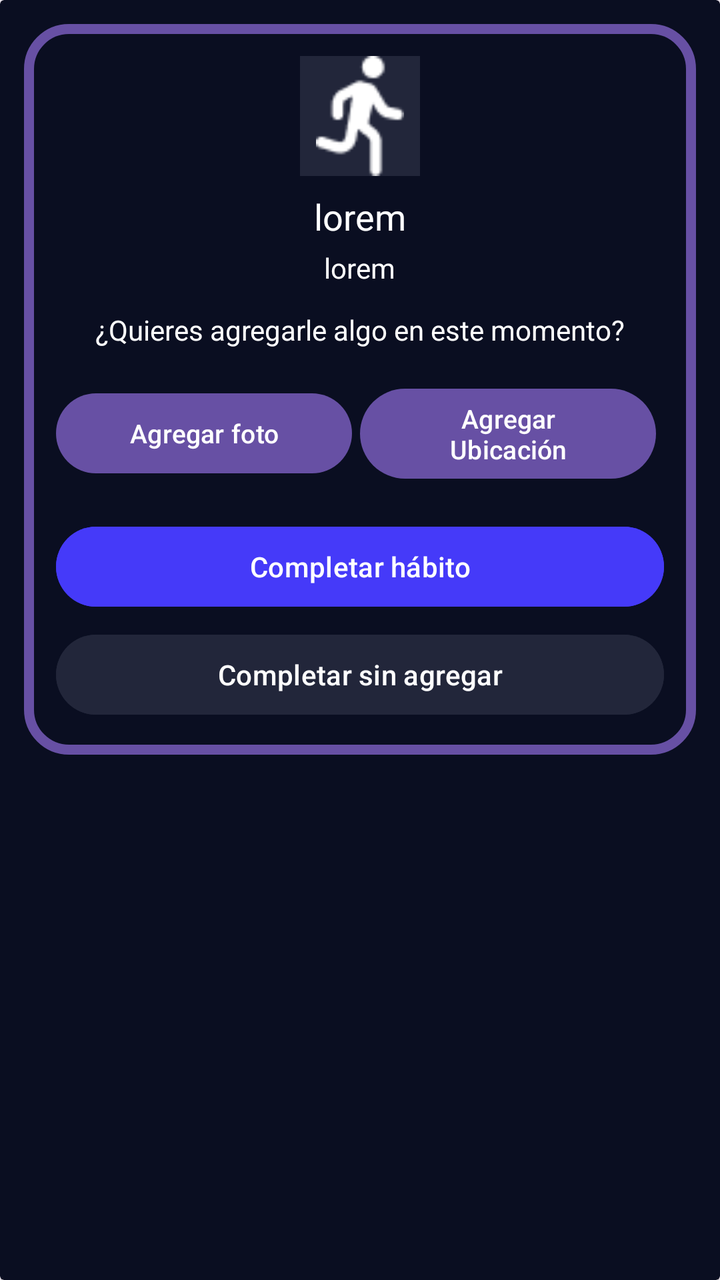
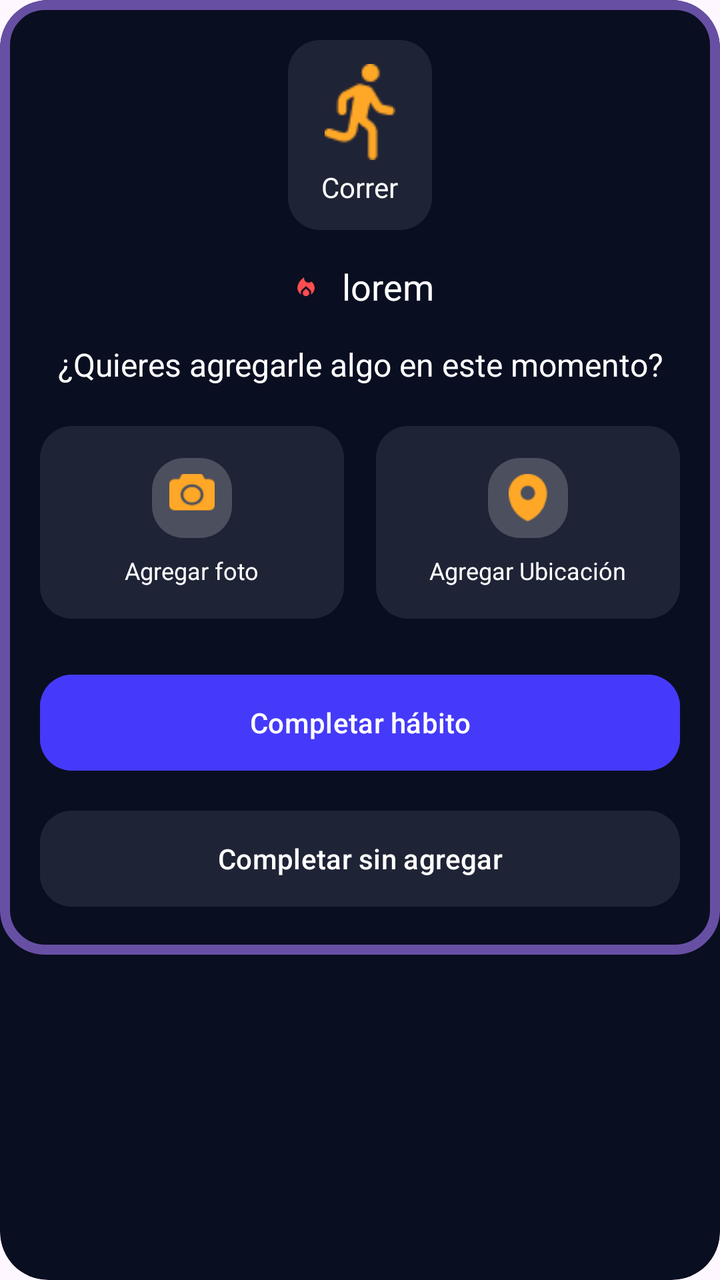

Two renders of the same Android screen: before a commit and after it. Below are the layout's source before the change and the commit's diff.
<!-- AndroidManifest.xml: application theme Theme.Consty_Group -->
<!-- res/layout/item_abito_complejo.xml -->
<androidx.cardview.widget.CardView
    xmlns:android="http://schemas.android.com/apk/res/android"
    xmlns:app="http://schemas.android.com/apk/res-auto"
    android:layout_width="match_parent"
    android:layout_height="wrap_content"
    android:layout_margin="12dp"
    android:backgroundTint="@color/backgroundColo"

    >



<LinearLayout xmlns:android="http://schemas.android.com/apk/res/android"
    android:layout_width="match_parent"
    android:layout_height="wrap_content"
    android:layout_margin="12dp"
    android:padding="16dp"
    android:orientation="vertical"
    android:background="@drawable/borde_abito"


    >

    
    <ImageView
        android:id="@+id/iconoHabito"
        android:layout_width="60dp"
        android:layout_height="60dp"
        android:layout_gravity="center"
        android:src="@drawable/icono2"

        android:background="@color/FonoDeIconoColor"/>

    
    <TextView
        android:id="@+id/txtNombre"
        android:layout_width="wrap_content"
        android:layout_height="wrap_content"
        android:text="@string/Texto_Ejemplo"
        android:textSize="18sp"
        android:textColor="@android:color/white"
        android:layout_gravity="center"
        android:layout_marginTop="8dp"/>

    
    <TextView
        android:id="@+id/txtDias"
        android:layout_width="wrap_content"
        android:layout_height="wrap_content"
        android:text="@string/Texto_Ejemplo"
        android:textColor="@android:color/white"
        android:layout_gravity="center"
        android:layout_marginTop="4dp"/>

    
    <TextView
        android:layout_width="wrap_content"
        android:layout_height="wrap_content"
        android:text="@string/quieres_agregarle_algo_en_este_momento"
        android:textColor="@android:color/white"
        android:layout_gravity="center"
        android:layout_marginTop="12dp"/>

    
    <LinearLayout
        android:layout_width="match_parent"
        android:layout_height="wrap_content"
        android:orientation="horizontal"
        android:gravity="center"
        android:layout_marginTop="12dp">

        <Button
            android:id="@+id/btnFoto"
            android:layout_width="0dp"
            android:layout_height="wrap_content"
            android:layout_weight="1"
            android:textSize="13sp"
            android:text="@string/agregar_foto"
            android:drawableStart = "@drawable/icono2"
            android:drawableTint="@color/white"/>

        <Button
            android:id="@+id/btnUbicacion"
            android:layout_width="0dp"
            android:layout_weight="1"
            android:layout_height="wrap_content"
            android:text="@string/agregar_ubicaci_n"
            android:textSize="13sp"
            android:drawableStart = "@drawable/icono1"
            android:drawableTint="@color/white"
            android:layout_margin="4dp"
           />
    </LinearLayout>

    
    <Button
        android:id="@+id/btnCompletar"
        android:layout_width="match_parent"
        android:layout_height="wrap_content"
        android:text="@string/completar_h_bito"
        android:layout_marginTop="12dp"
        android:backgroundTint="@color/ColorBotones"
        />

    
    <Button
        android:id="@+id/btnCompletarSin"
        android:layout_width="match_parent"
        android:layout_height="wrap_content"
        android:text="@string/completar_sin_agregar"
        android:layout_marginTop="6dp"
        android:backgroundTint="@color/FonoDeIconoColor"
        />

</LinearLayout>


</androidx.cardview.widget.CardView>
<!-- resources referenced by this layout -->
<resources>
  <color name="ColorBotones">#453AF9</color>
  <color name="FonoDeIconoColor">#22263A</color>
  <color name="backgroundColo">#0A0E21</color>
  <color name="white">#FFFFFFFF</color>
  <!-- drawable borde_abito (drawable) -->
  <?xml version="1.0" encoding="utf-8"?>
  <shape  xmlns:android="http://schemas.android.com/apk/res/android"
      android:color="@color/backgroundColo"
  
      >
  
      <solid android:color="@color/backgroundColo"/>
  
      <corners android:radius="20dp"/>
      <stroke
          android:width="5dp"
          android:color="?attr/colorPrimary"/>
  </shape>
  <!-- drawable icono1: png bitmap (drawable, 728 bytes) -->
  <!-- drawable icono2: png bitmap (drawable, 745 bytes) -->
  <string name="Texto_Ejemplo">lorem</string>
  <string name="agregar_foto">Agregar foto</string>
  <string name="agregar_ubicaci_n">Agregar Ubicación</string>
  <string name="completar_h_bito">Completar hábito</string>
  <string name="completar_sin_agregar">Completar sin agregar</string>
  <string name="quieres_agregarle_algo_en_este_momento">¿Quieres agregarle algo en este momento?</string>
  <style name="Theme.Consty_Group" parent="Base.Theme.Consty_Group" />
  <style name="Base.Theme.Consty_Group" parent="Theme.Material3.DayNight.NoActionBar">
          <item name="android:statusBarColor">@color/backgroundColo</item>
  
      </style>
</resources>

<!-- the commit's change to res/layout/item_abito_complejo.xml (unified diff, before → after) -->
@@ -1,118 +1,170 @@
-<androidx.cardview.widget.CardView
-    xmlns:android="http://schemas.android.com/apk/res/android"
+<?xml version="1.0" encoding="utf-8"?>
+<androidx.cardview.widget.CardView xmlns:android="http://schemas.android.com/apk/res/android"
     xmlns:app="http://schemas.android.com/apk/res-auto"
     android:layout_width="match_parent"
     android:layout_height="wrap_content"
     android:layout_margin="12dp"
-    android:backgroundTint="@color/backgroundColo"
+    app:cardBackgroundColor="@color/backgroundColo"
+    app:cardCornerRadius="24dp"
+    app:cardElevation="0dp">
 
-    >
-
-
-
-<LinearLayout xmlns:android="http://schemas.android.com/apk/res/android"
-    android:layout_width="match_parent"
-    android:layout_height="wrap_content"
-    android:layout_margin="12dp"
-    android:padding="16dp"
-    android:orientation="vertical"
-    android:background="@drawable/borde_abito"
-
-
-    >
-
-    
-    <ImageView
-        android:id="@+id/iconoHabito"
-        android:layout_width="60dp"
-        android:layout_height="60dp"
-        android:layout_gravity="center"
-        android:src="@drawable/icono2"
-
-        android:background="@color/FonoDeIconoColor"/>
-
-    
-    <TextView
-        android:id="@+id/txtNombre"
-        android:layout_width="wrap_content"
-        android:layout_height="wrap_content"
-        android:text="@string/Texto_Ejemplo"
-        android:textSize="18sp"
-        android:textColor="@android:color/white"
-        android:layout_gravity="center"
-        android:layout_marginTop="8dp"/>
-
-    
-    <TextView
-        android:id="@+id/txtDias"
-        android:layout_width="wrap_content"
-        android:layout_height="wrap_content"
-        android:text="@string/Texto_Ejemplo"
-        android:textColor="@android:color/white"
-        android:layout_gravity="center"
-        android:layout_marginTop="4dp"/>
-
-    
-    <TextView
-        android:layout_width="wrap_content"
-        android:layout_height="wrap_content"
-        android:text="@string/quieres_agregarle_algo_en_este_momento"
-        android:textColor="@android:color/white"
-        android:layout_gravity="center"
-        android:layout_marginTop="12dp"/>
-
-    
     <LinearLayout
         android:layout_width="match_parent"
         android:layout_height="wrap_content"
-        android:orientation="horizontal"
-        android:gravity="center"
-        android:layout_marginTop="12dp">
+        android:background="@drawable/borde_abito"
+        android:gravity="center_horizontal"
+        android:orientation="vertical"
+        android:padding="20dp">
+
+        
+        <LinearLayout
+            android:layout_width="wrap_content"
+            android:layout_height="wrap_content"
+            android:background="@drawable/bg_opcion_abito"
+            android:gravity="center"
+            android:orientation="vertical"
+            android:padding="12dp">
+
+            <ImageView
+                android:id="@+id/iconoHabito"
+                android:layout_width="48dp"
+                android:layout_height="48dp"
+                android:src="@drawable/icono2"
+                app:tint="#FFA726" />
+
+            <TextView
+                android:id="@+id/txtNombre"
+                android:layout_width="wrap_content"
+                android:layout_height="wrap_content"
+                android:layout_marginTop="4dp"
+                android:text="Correr"
+                android:textColor="@color/white"
+                android:textSize="14sp" />
+        </LinearLayout>
+
+        
+        <LinearLayout
+            android:layout_width="wrap_content"
+            android:layout_height="wrap_content"
+            android:layout_marginTop="16dp"
+            android:gravity="center_vertical"
+            android:orientation="horizontal">
+
+            <ImageView
+                android:layout_width="20dp"
+                android:layout_height="20dp"
+                android:src="@drawable/racha"
+                app:tint="@color/ColorRojo" />
+
+            <TextView
+                android:id="@+id/txtDias"
+                android:layout_width="wrap_content"
+                android:layout_height="wrap_content"
+                android:layout_marginStart="8dp"
+                android:text="@string/Texto_Ejemplo"
+                android:textColor="@color/white"
+                android:textSize="18sp" />
+        </LinearLayout>
+
+        
+        <TextView
+            android:layout_width="wrap_content"
+            android:layout_height="wrap_content"
+            android:layout_marginTop="16dp"
+            android:gravity="center"
+            android:text="@string/TextoAbitocomplejo"
+            android:textColor="@color/white"
+            android:textSize="16sp" />
+
+        
+        <LinearLayout
+            android:layout_width="match_parent"
+            android:layout_height="wrap_content"
+            android:layout_marginTop="20dp"
+            android:gravity="center"
+            android:orientation="horizontal">
+
+            <LinearLayout
+                android:id="@+id/containerFoto"
+                android:layout_width="0dp"
+                android:layout_height="wrap_content"
+                android:layout_marginEnd="8dp"
+                android:layout_weight="1"
+                android:background="@drawable/bg_opcion_abito"
+                android:gravity="center"
+                android:orientation="vertical"
+                android:padding="16dp">
+
+                <ImageView
+                    android:id="@+id/btnFotoIcon"
+                    android:layout_width="40dp"
+                    android:layout_height="40dp"
+                    android:background="@drawable/bg_porcentaje"
+                    android:padding="8dp"
+                    android:src="@drawable/camara"
+                    app:tint="@color/coloPrueba" />
+
+                <TextView
+                    android:layout_width="wrap_content"
+                    android:layout_height="wrap_content"
+                    android:layout_marginTop="8dp"
+                    android:text="@string/agregar_foto"
+                    android:textColor="@color/white"
+                    android:textSize="12sp" />
+            </LinearLayout>
+
+            <LinearLayout
+                android:id="@+id/containerUbicacion"
+                android:layout_width="0dp"
+                android:layout_height="wrap_content"
+                android:layout_marginStart="8dp"
+                android:layout_weight="1"
+                android:background="@drawable/bg_opcion_abito"
+                android:gravity="center"
+                android:orientation="vertical"
+                android:padding="16dp">
+
+                <ImageView
+                    android:id="@+id/btnUbicacionIcon"
+                    android:layout_width="40dp"
+                    android:layout_height="40dp"
+                    android:background="@drawable/bg_porcentaje"
+                    android:padding="8dp"
+                    android:src="@drawable/puntomapa"
+                    app:tint="#FFA726" />
+
+                <TextView
+                    android:layout_width="wrap_content"
+                    android:layout_height="wrap_content"
+                    android:layout_marginTop="8dp"
+                    android:text="@string/agregar_ubicaci_n"
+                    android:textColor="@color/white"
+                    android:textSize="12sp" />
+            </LinearLayout>
+        </LinearLayout>
+
+        
+        <Button
+            android:id="@+id/btnCompletar"
+            android:layout_width="match_parent"
+            android:layout_height="56dp"
+            android:layout_marginTop="24dp"
+            android:backgroundTint="@color/ColorBotones"
+            android:text="@string/completar_h_bito"
+            android:textAllCaps="false"
+            android:textColor="@color/white"
+            app:cornerRadius="16dp" />
 
         <Button
-            android:id="@+id/btnFoto"
-            android:layout_width="0dp"
-            android:layout_height="wrap_content"
-            android:layout_weight="1"
-            android:textSize="13sp"
-            android:text="@string/agregar_foto"
-            android:drawableStart = "@drawable/icono2"
-            android:drawableTint="@color/white"/>
+            android:id="@+id/btnCompletarSin"
+            android:layout_width="match_parent"
+            android:layout_height="56dp"
+            android:layout_marginTop="12dp"
+            android:backgroundTint="#1F2336"
+            android:text="@string/completar_sin_agregar"
+            android:textAllCaps="false"
+            android:textColor="@color/white"
+            app:cornerRadius="16dp" />
 
-        <Button
-            android:id="@+id/btnUbicacion"
-            android:layout_width="0dp"
-            android:layout_weight="1"
-            android:layout_height="wrap_content"
-            android:text="@string/agregar_ubicaci_n"
-            android:textSize="13sp"
-            android:drawableStart = "@drawable/icono1"
-            android:drawableTint="@color/white"
-            android:layout_margin="4dp"
-           />
     </LinearLayout>
-
-    
-    <Button
-        android:id="@+id/btnCompletar"
-        android:layout_width="match_parent"
-        android:layout_height="wrap_content"
-        android:text="@string/completar_h_bito"
-        android:layout_marginTop="12dp"
-        android:backgroundTint="@color/ColorBotones"
-        />
-
-    
-    <Button
-        android:id="@+id/btnCompletarSin"
-        android:layout_width="match_parent"
-        android:layout_height="wrap_content"
-        android:text="@string/completar_sin_agregar"
-        android:layout_marginTop="6dp"
-        android:backgroundTint="@color/FonoDeIconoColor"
-        />
-
-</LinearLayout>
-
-
 </androidx.cardview.widget.CardView>
<!-- resource entries referenced after the edit -->
@@ -1,9 +1,22 @@
 <!-- resources referenced by this layout -->
 <resources>
   <color name="ColorBotones">#453AF9</color>
-  <color name="FonoDeIconoColor">#22263A</color>
+  <color name="ColorRojo">#FF4D50</color>
   <color name="backgroundColo">#0A0E21</color>
+  <color name="coloPrueba">#FFA726</color>
   <color name="white">#FFFFFFFF</color>
+  <!-- drawable bg_opcion_abito (drawable) -->
+  <?xml version="1.0" encoding="utf-8"?>
+  <shape xmlns:android="http://schemas.android.com/apk/res/android">
+      <solid android:color="#1F2336" />
+      <corners android:radius="16dp" />
+  </shape>
+  <!-- drawable bg_porcentaje (drawable) -->
+  <?xml version="1.0" encoding="utf-8"?>
+  <shape xmlns:android="http://schemas.android.com/apk/res/android">
+      <solid android:color="#33FFFFFF" />
+      <corners android:radius="16dp" />
+  </shape>
   <!-- drawable borde_abito (drawable) -->
   <?xml version="1.0" encoding="utf-8"?>
   <shape  xmlns:android="http://schemas.android.com/apk/res/android"
@@ -18,14 +31,16 @@
           android:width="5dp"
           android:color="?attr/colorPrimary"/>
   </shape>
-  <!-- drawable icono1: png bitmap (drawable, 728 bytes) -->
+  <!-- drawable camara: png bitmap (drawable, 623 bytes) -->
   <!-- drawable icono2: png bitmap (drawable, 745 bytes) -->
+  <!-- drawable puntomapa: png bitmap (drawable, 623 bytes) -->
+  <!-- drawable racha: png bitmap (drawable, 1050 bytes) -->
+  <string name="TextoAbitocomplejo">¿Quieres agregarle algo en este momento?</string>
   <string name="Texto_Ejemplo">lorem</string>
   <string name="agregar_foto">Agregar foto</string>
   <string name="agregar_ubicaci_n">Agregar Ubicación</string>
   <string name="completar_h_bito">Completar hábito</string>
   <string name="completar_sin_agregar">Completar sin agregar</string>
-  <string name="quieres_agregarle_algo_en_este_momento">¿Quieres agregarle algo en este momento?</string>
   <style name="Theme.Consty_Group" parent="Base.Theme.Consty_Group" />
   <style name="Base.Theme.Consty_Group" parent="Theme.Material3.DayNight.NoActionBar">
           <item name="android:statusBarColor">@color/backgroundColo</item>
